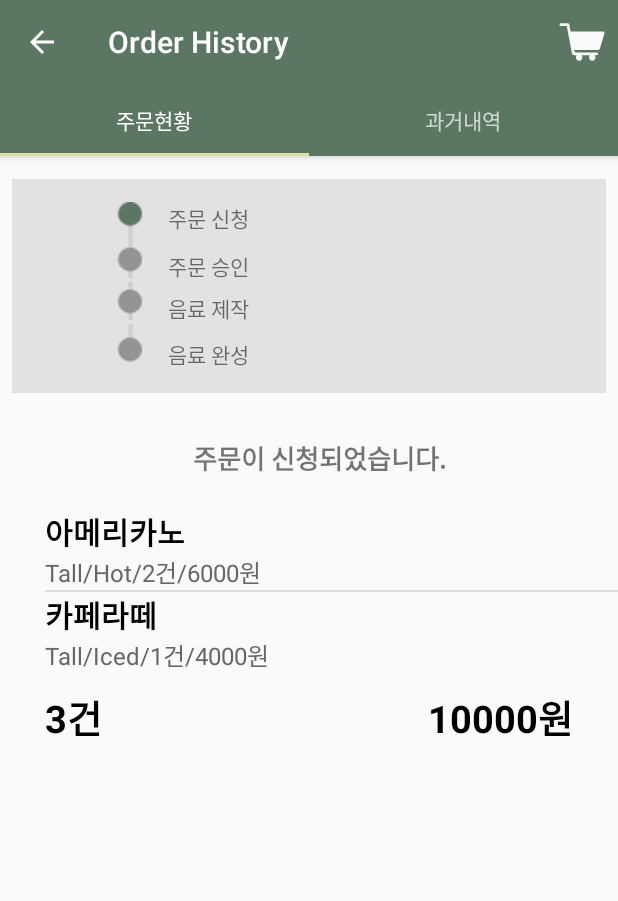
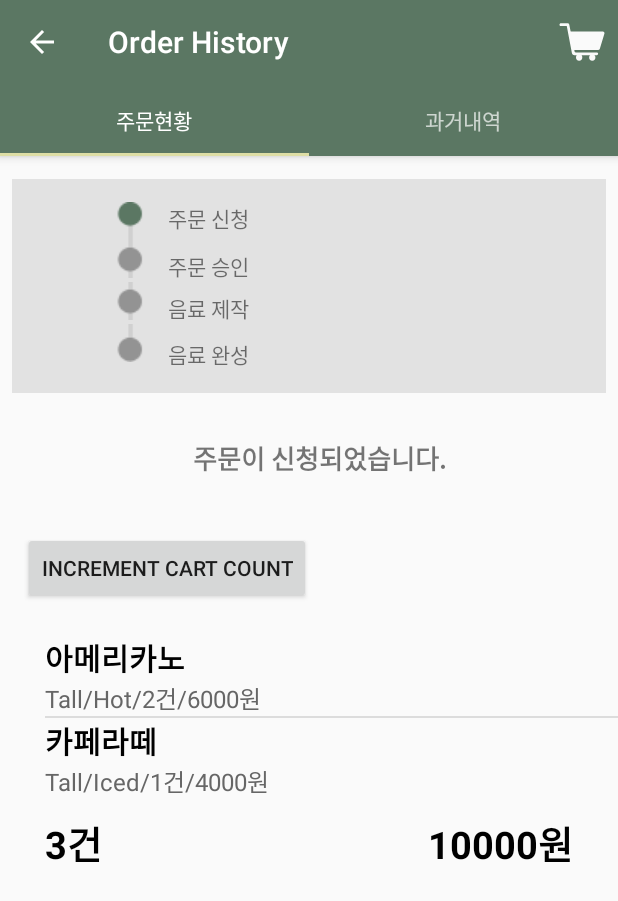
Before and after one commit to jo-narae/CafeOrder, an Android app: the ThreeFragment screen opened directly, with no data from a screen before it, on a phone screen of 412 x 824 dp. Shown: the top 901 px of the screen. Run offline under Robolectric (Android 15) with nearby library versions, the phone set to English and light mode, and no system bars.

Commit message:
임시 버튼 위치 변경

```diff
--- a/app/src/main/res/layout/fragment_three.xml
+++ b/app/src/main/res/layout/fragment_three.xml
@@ -119,6 +119,19 @@
             android:layout_width="fill_parent"
             android:layout_height="wrap_content"
             android:layout_marginTop="5dp"
+            android:padding="15dp" >
+            <Button android:layout_width="wrap_content" android:layout_height="wrap_content"
+                android:layout_centerInParent="true"
+                android:text="Increment Cart Count"
+
+                android:onClick="onClickIncrementCartCount"/>
+
+        </LinearLayout>
+
+        <LinearLayout
+            android:layout_width="fill_parent"
+            android:layout_height="wrap_content"
+            android:layout_marginTop="5dp"
             android:paddingLeft="30dp" >
             <ListView
                 android:layout_width="match_parent"
--- a/app/src/main/res/layout/fragment_two.xml
+++ b/app/src/main/res/layout/fragment_two.xml
@@ -9,10 +9,4 @@
         android:layout_height="match_parent"
         android:layout_width="match_parent"/>
 
-    <Button android:layout_width="wrap_content" android:layout_height="wrap_content"
-        android:layout_centerInParent="true"
-        android:text="Increment Cart Count"
-
-        android:onClick="onClickIncrementCartCount"/>
-
 </RelativeLayout>
```
